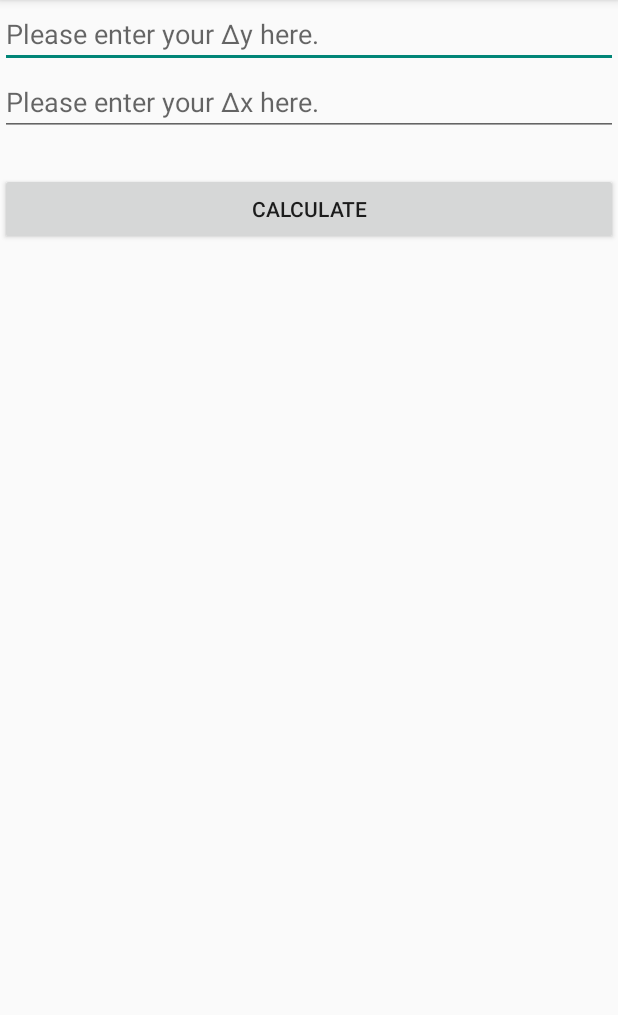
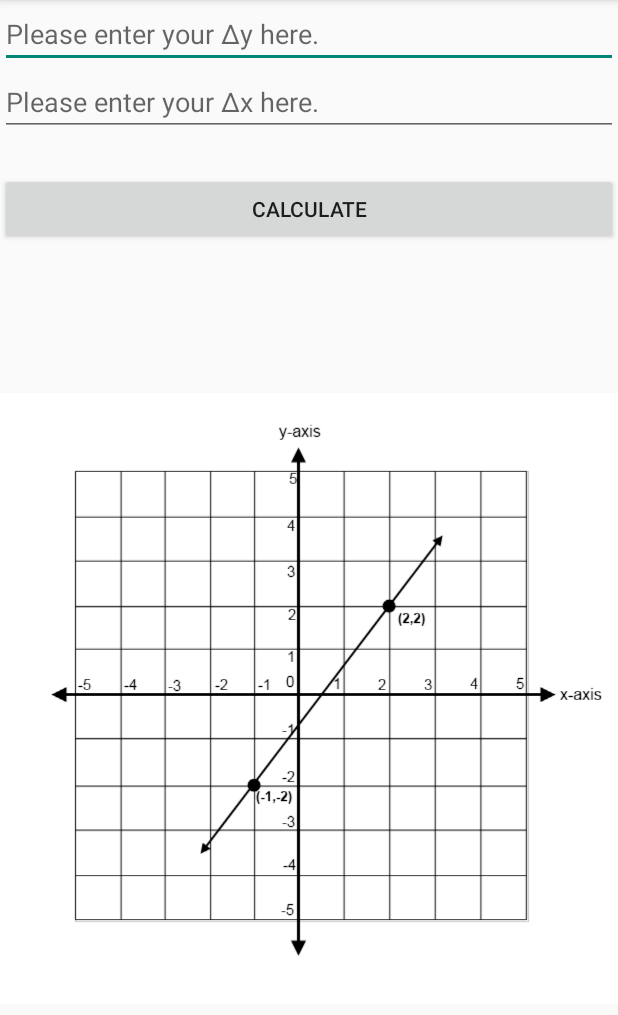
Before and after one commit to Patalayus/CalculatorApp, an Android app: the gradient_value screen opened directly, with no data from a screen before it, on a phone screen of 412 x 824 dp, the part 84-1099 px from its top. Run offline under Robolectric (Android 15) with nearby library versions, the phone set to English and light mode, and no system bars.

Commit message:
main gradient function implemented

```diff
--- a/app/src/main/res/layout/activity_gradient_value.xml
+++ b/app/src/main/res/layout/activity_gradient_value.xml
@@ -8,7 +8,7 @@
     tools:context=".gradient_value">
 
     <EditText
-        android:id="@+id/editText3"
+        android:id="@+id/Δy"
         android:layout_width="match_parent"
         android:layout_height="wrap_content"
         android:ems="10"
@@ -16,7 +16,7 @@
         android:inputType="textPersonName" />
 
     <EditText
-        android:id="@+id/editText"
+        android:id="@+id/Δx"
         android:layout_width="match_parent"
         android:layout_height="wrap_content"
         android:ems="10"
@@ -24,14 +24,21 @@
         android:inputType="textPersonName" />
 
     <TextView
-        android:id="@+id/textView16"
+        android:id="@+id/answer"
         android:layout_width="match_parent"
         android:layout_height="wrap_content"
         android:textAppearance="@android:style/TextAppearance.Material.Medium" />
 
     <Button
-        android:id="@+id/button3"
+        android:id="@+id/calculate"
         android:layout_width="match_parent"
         android:layout_height="wrap_content"
+        android:onClick="run"
         android:text="calculate" />
+
+    <ImageView
+        android:id="@+id/imageView10"
+        android:layout_width="match_parent"
+        android:layout_height="wrap_content"
+        app:srcCompat="@drawable/slope" />
 </LinearLayout>
```
Also changed, not shown: app/src/main/java/com/laminar/calculator/calculator/gradient_value.java (+22 -1 lines).
